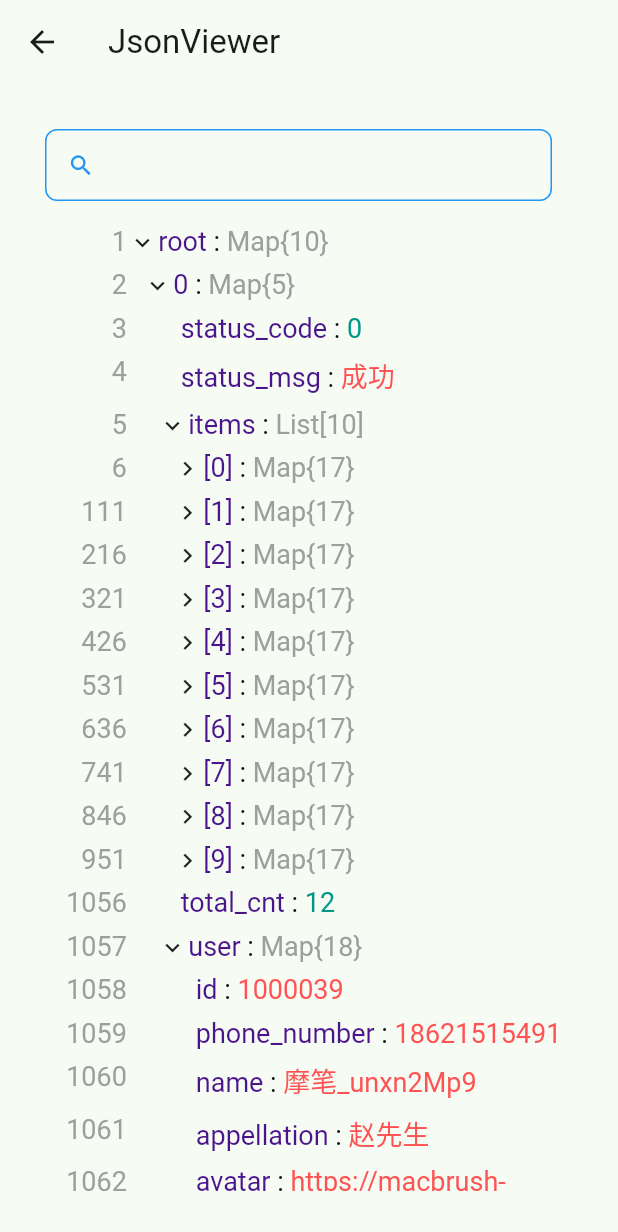
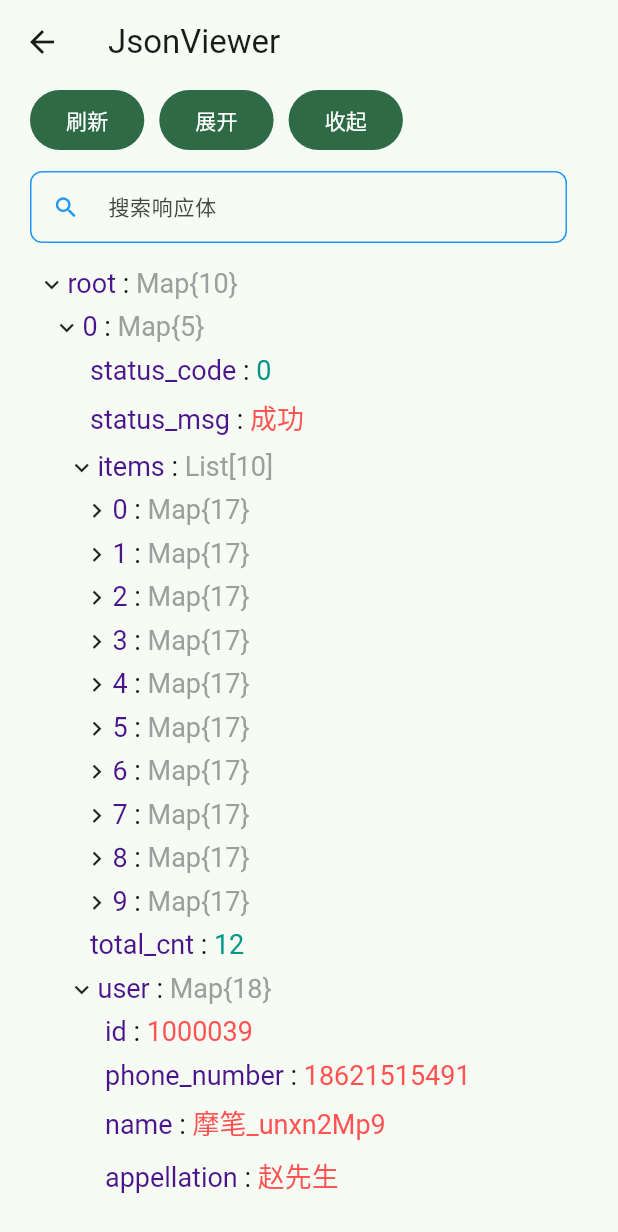
Before and after one commit to zp0708/field_login, a Flutter app: the screen it shows after launch, after a tap on "开发中的组件", on a phone screen of 412 x 824 dp. Shown: the top 1232 px of the screen. Run offline on Flutter 3.47's test engine with Material 3 defaults, Android fonts, the phone set to English and light mode, and no system bars; our stand-ins replace cached_network_image, device_info_plus, dio, easy_refresh, flutter_riverpod, package_info_plus and 1 more; missing offline and left inert: flutter_inappwebview.

Commit message:
支持一些常用功能

```diff
--- a/lib/demos/json_view_demo.dart
+++ b/lib/demos/json_view_demo.dart
@@ -30,19 +30,44 @@ class _JsonViewDemoState extends State<JsonViewDemo> {
     return Scaffold(
       appBar: AppBar(title: Text('JsonViewer')),
       body: Padding(
-        padding: const EdgeInsets.all(30),
+        padding: const EdgeInsets.only(left: 20, bottom: 20, right: 20),
         child: Column(
           children: [
+            Row(
+              children: [
+                FilledButton(
+                  onPressed: () => jsonController.json(
+                    _getJson(),
+                    showLineNumber: false,
+                    expandLevel: 1,
+                  ),
+                  child: Text('刷新'),
+                ),
+                SizedBox(width: 10),
+                FilledButton(
+                  onPressed: () => jsonController.unfold(true),
+                  child: Text('展开'),
+                ),
+                SizedBox(width: 10),
+                FilledButton(
+                  onPressed: () => jsonController.unfold(false),
+                  child: Text('收起'),
+                ),
+              ],
+            ),
             Padding(
-              padding: const EdgeInsets.only(bottom: 12),
-              child: JsonSearchBar(jsonController: jsonController),
+              padding: const EdgeInsets.only(bottom: 12, top: 10),
+              child: JsonSearchBar(jsonController: jsonController, hintText: '搜索响应体'),
             ),
             Expanded(
-              child: JsonTreeView(
-                json: map,
-                controller: jsonController,
-                showLineNumber: true,
-                expandLevel: 3,
+              child: Padding(
+                padding: const EdgeInsets.all(0.0),
+                child: JsonTreeView(
+                  json: map,
+                  controller: jsonController,
+                  showLineNumber: false,
+                  expandLevel: 3,
+                ),
               ),
             ),
           ],
--- a/lib/widgets/json_viewer/json_search_bar.dart
+++ b/lib/widgets/json_viewer/json_search_bar.dart
@@ -86,7 +86,10 @@ class _JsonSearchBarState extends State<JsonSearchBar> {
                   border: Border.all(color: Colors.amber.shade600),
                 ),
                 child: ListenableBuilder(
-                  listenable: widget.jsonController.index,
+                  listenable: Listenable.merge([
+                    widget.jsonController.index,
+                    widget.jsonController.refresh,
+                  ]),
                   builder: (context, child) {
                     return Text(
                       '${widget.jsonController.currentDisplay}/${widget.jsonController.total}',
--- a/lib/widgets/json_viewer/json_viewer.dart
+++ b/lib/widgets/json_viewer/json_viewer.dart
@@ -83,6 +83,7 @@ class _JsonTreeViewState extends State<JsonTreeView> {
   void _update() => setState(() {});
 
   void _scrollToNode() {
+    if (!_scrollController.hasClients) return;
     final node = _controller.matchNodes[_controller._indexNotifier.value];
     final target = (node.offset - _controller.viewSize.height * 0.5).clamp(
       0.0,
@@ -97,7 +98,7 @@ class _JsonTreeViewState extends State<JsonTreeView> {
 
   void _setup() {
     _controller.json(
-      json: widget.json,
+      widget.json,
       style: widget.style,
       showLineNumber: widget.showLineNumber,
       expandLevel: widget.expandLevel,
@@ -107,9 +108,14 @@ class _JsonTreeViewState extends State<JsonTreeView> {
   @override
   void dispose() {
     _controller._refreshNotifier.removeListener(_update);
-    _controller._indexNotifier.addListener(_scrollToNode);
+    _controller._indexNotifier.removeListener(_scrollToNode);
     if (widget.controller == null) _controller.dispose();
     super.dispose();
+  }
+
+  void _fold(TreeNode node) {
+    node.expanded = !node.expanded;
+    _controller.rebuild();
   }
 
   @override
@@ -141,7 +147,7 @@ class _JsonTreeViewState extends State<JsonTreeView> {
                 child: Row(
                   crossAxisAlignment: CrossAxisAlignment.start,
                   children: [
-                    if (widget.showLineNumber)
+                    if (_controller._showLineNumber)
                       SizedBox(
                         width: _controller.lineNumberWidth,
                         child: Text(
@@ -153,10 +159,7 @@ class _JsonTreeViewState extends State<JsonTreeView> {
                     SizedBox(width: node.level * style.indent + arrowWidth),
                     if (node.hasChildren)
                       InkWell(
-                        onTap: () {
-                          node.expanded = !node.expanded;
-                          _controller.rebuild();
-                        },
+                        onTap: () => _fold(node),
                         child: Container(
                           padding: EdgeInsets.only(top: 2),
                           height: _controller.lineHeight,
@@ -168,7 +171,12 @@ class _JsonTreeViewState extends State<JsonTreeView> {
                         ),
                       ),
                     Expanded(
-                      child: JsonHighlightedText(keyword: keyword, style: style, node: node),
+                      child: JsonHighlightedText(
+                        keyword: keyword,
+                        style: style,
+                        node: node,
+                        onTap: () => _fold(node),
+                      ),
                     ),
                   ],
                 ),
@@ -194,7 +202,6 @@ class JsonTreeController {
   JsonTreeStyle _style = JsonTreeStyle();
   JsonTreeStyle get style => _style;
 
-  TreeNode? _root;
   final visibleNodes = <TreeNode>[];
   final matchNodes = <TreeNode>[];
 
@@ -211,9 +218,17 @@ class JsonTreeController {
   final _refreshNotifier = ValueNotifier<int>(-1);
 
   ValueNotifier<int> get index => _indexNotifier;
+  ValueNotifier<int> get refresh => _refreshNotifier;
 
-  void json({
-    dynamic json,
+  /// Node 树根节点
+  TreeNode? _root;
+
+  void unfold(bool unfold) {
+    rebuild(unfold: unfold);
+  }
+
+  void json(
+    dynamic json, {
     JsonTreeStyle? style,
     bool showLineNumber = false,
     int? expandLevel,
@@ -227,6 +242,8 @@ class JsonTreeController {
       level: 0,
       expandLevel: expandLevel,
     );
+
+    /// 这里计算当前 style 下每个数字占据的宽度和每行行高
     final painter = _painter('8')..layout();
     lineNumberWidth = painter.width * _seed.toString().length;
     lineHeight = painter.height;
@@ -242,32 +259,36 @@ class JsonTreeController {
 
   double _lastOffset = 0.0;
 
-  void rebuild({bool unfold = false}) {
+  void rebuild({bool? unfold}) {
     visibleNodes.clear();
     matchNodes.clear();
     _lastOffset = 0.0;
     final textStyle = TextStyle(fontSize: _style.fontSize);
     final painter = _painter();
 
-    void walk(TreeNode node, bool parentExpended) {
-      if (parentExpended) visibleNodes.add(node);
+    void walk(TreeNode node, bool isExpended) {
+      /// 只有父 Node 是展开的才需要添加，否则只是搜索全部 Node
+      if (isExpended) visibleNodes.add(node);
+      if (unfold != null) node.expanded = unfold;
 
-      if (unfold) node.expanded = true;
-
+      /// 只有viewSize已设置且搜索状态下才需要测量
       if (viewSize.width > 0 && _keyword.isNotEmpty) {
         final text = node.text;
         node.matched = node.text.toLowerCase().contains(_keyword);
         if (node.matched) matchNodes.add(node);
-        if (parentExpended) {
+        node.offset = _lastOffset;
+
+        /// 只有展开时才需要类型 offset
+        if (isExpended) {
           painter.text = TextSpan(text: text, style: textStyle);
           final maxWidth = _maxSelectableTextWidth(node.level);
           painter.layout(maxWidth: maxWidth);
-          node.offset = _lastOffset;
           node.height = painter.height + _style.vPadding * 2;
           _lastOffset += node.height;
         }
       }
 
+      /// 搜索时需要全局搜索，没有展开的也需要匹配
       if ((node.expanded || _keyword.isNotEmpty) && node.hasChildren) {
         for (final child in node.children!) {
           walk(child, node.expanded);
@@ -307,8 +328,8 @@ class JsonTreeController {
 
     rebuild(unfold: true);
 
-    if (matchNodes.isNotEmpty) {
-      _indexNotifier.value = 0;
+    if (matchNodes.isNotEmpty && _indexNotifier.value > (matchNodes.length - 1)) {
+      _indexNotifier.value = matchNodes.length - 1;
     }
   }
 
@@ -336,6 +357,7 @@ class JsonTreeController {
 /// NODE
 ///==============================================================
 
+/// 在使用递归处理TreeNode时确认每行的行号
 int _seed = 0;
 
 class TreeNode {
@@ -344,32 +366,28 @@ class TreeNode {
     required this.value,
     required this.index,
     required this.level,
-    required this.children,
-    required this.expanded,
+    this.expanded = false,
+    this.children,
     this.type = 'dynamic',
     this.offset = 0,
     this.height = 44,
     this.matched = false,
   });
 
-  final String key;
+  /// 键值, 和运行时类型
+  final String key, value, type;
 
-  final String value;
+  /// TreeNode 所在 行号和嵌套层级
+  final int index, level;
 
-  final int level;
-
-  final String type;
-
-  final int index;
-
-  bool expanded;
-
-  double offset;
-
-  double height;
+  /// 所在行在 ListView 中的 offset，行高
+  double offset, height;
 
   /// 是否匹配上关键词
   bool matched;
+
+  /// 是否展开
+  bool expanded;
 
   final List<TreeNode>? children;
 
@@ -385,37 +403,20 @@ class TreeNode {
   }) {
     final expanded = expandLevel == null ? true : level < expandLevel;
     _seed += 1;
-    if (json is Map) {
+    final isMap = json is Map;
+    if (isMap || json is List) {
+      final entries = isMap ? json.entries : (json as List).asMap().entries;
       return TreeNode(
         key: key,
-        value: 'Map{${json.length}}',
+        value: isMap ? 'Map{${json.length}}' : 'List[${json.length}]',
         index: _seed,
         level: level,
         type: 'node',
         expanded: expanded,
-        children: json.entries.map<TreeNode>((e) {
+        children: entries.map<TreeNode>((e) {
           return TreeNode.fromJson(
             e.value,
             key: e.key.toString(),
-            level: level + 1,
-            expandLevel: expandLevel,
-          );
-        }).toList(),
-      );
-    }
-
-    if (json is List) {
-      return TreeNode(
-        key: key,
-        value: 'List[${json.length}]',
-        index: _seed,
-        level: level,
-        type: 'node',
-        expanded: expanded,
-        children: json.asMap().entries.map<TreeNode>((e) {
-          return TreeNode.fromJson(
-            e.value,
-            key: '[${e.key}]',
             level: level + 1,
             expandLevel: expandLevel,
           );
@@ -428,19 +429,24 @@ class TreeNode {
       value: '$json',
       index: _seed,
       level: level,
-      expanded: expanded,
       type: json.runtimeType.toString(),
-      children: [],
     );
   }
 }
 
 class JsonHighlightedText extends StatelessWidget {
-  const JsonHighlightedText({super.key, required this.node, required this.style, this.keyword});
+  const JsonHighlightedText({
+    super.key,
+    required this.node,
+    required this.style,
+    this.keyword,
+    this.onTap,
+  });
 
   final TreeNode node;
   final JsonTreeStyle style;
   final String? keyword;
+  final VoidCallback? onTap;
 
   @override
   Widget build(BuildContext context) {
@@ -488,6 +494,7 @@ class JsonHighlightedText extends StatelessWidget {
         style: TextStyle(fontSize: style.fontSize),
         children: spans,
       ),
+      onTap: onTap,
     );
   }
 }
```
